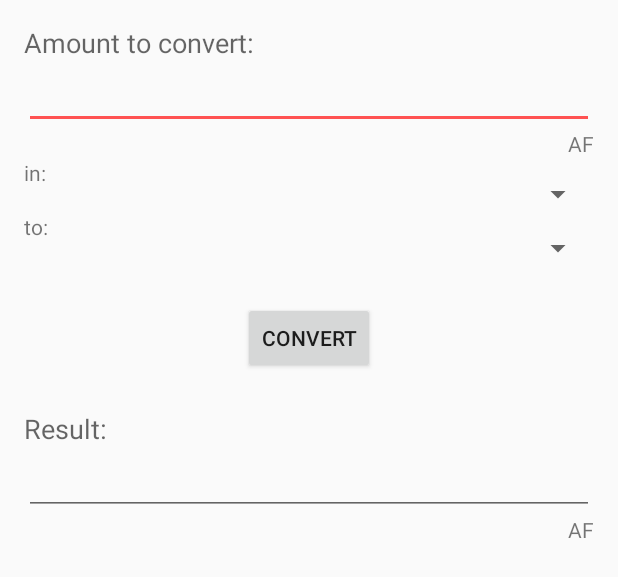
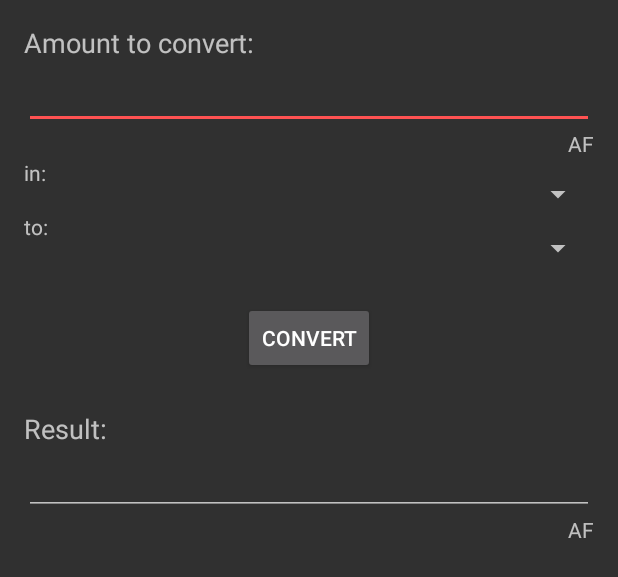
Before and after one commit to corenting/InflationCalculator, an Android app: the layout activity_converter.xml on its own in the app's theme, with its tools: preview values and no code run, on a phone screen of 412 x 824 dp. Shown: the top 577 px of the screen. Run offline under Robolectric (Android 15) with nearby library versions, the phone set to English and light mode, and no system bars.

Commit message:
Theme switch

```diff
--- a/app/src/main/AndroidManifest.xml
+++ b/app/src/main/AndroidManifest.xml
@@ -6,13 +6,12 @@
         android:allowBackup="true"
         android:icon="@drawable/ic_launcher"
         android:label="@string/appName"
-        android:theme="@style/AppTheme" >
+        android:theme="@style/AppThemeDark" >
         <activity
-            android:name=".Converter"
+            android:name=".ConverterActivity"
             android:label="@string/appName" >
             <intent-filter>
                 <action android:name="android.intent.action.MAIN" />
-
                 <category android:name="android.intent.category.LAUNCHER" />
             </intent-filter>
         </activity>
--- a/app/src/main/java/fr/corenting/convertisseureurofranc/Utils.java
+++ b/app/src/main/java/fr/corenting/convertisseureurofranc/Utils.java
@@ -18,7 +18,7 @@ public class Utils {
     static String getCurrencyFromYear(Context c, int year) {
         if (year >= 2002) return c.getString(R.string.euros);
         if (year >= 1960) return c.getString(R.string.francs);
-        return c.getString(R.string.old_francs);
+        return c.getString(R.string.oldFrancs);
     }
 
     static void hideSoftKeyboard(View v) {
--- a/app/src/main/res/layout/activity_converter.xml
+++ b/app/src/main/res/layout/activity_converter.xml
@@ -1,6 +1,4 @@
-<ScrollView
-    xmlns:android="http://schemas.android.com/apk/res/android"
-    xmlns:tools="http://schemas.android.com/tools"
+<ScrollView xmlns:android="http://schemas.android.com/apk/res/android"
     android:layout_width="wrap_content"
     android:layout_height="wrap_content"
     android:id="@+id/scrollView">
@@ -12,7 +10,6 @@
         android:paddingRight="@dimen/activity_horizontal_margin"
         android:paddingTop="@dimen/activity_vertical_margin"
         android:paddingBottom="@dimen/activity_vertical_margin">
-
 
         <TextView
             android:layout_width="wrap_content"
--- /dev/null
+++ b/app/src/main/res/values/colors.xml
@@ -0,0 +1,6 @@
+<?xml version="1.0" encoding="utf-8"?>
+<resources>
+    <item name="colorPrimary" type="color">#3f51b5</item>
+    <item name="colorPrimaryDark" type="color">#303f9f</item>
+    <item name="colorAccent" type="color">#FF5252</item>
+</resources>
--- a/app/src/main/res/values/strings.xml
+++ b/app/src/main/res/values/strings.xml
@@ -13,6 +13,8 @@
     <string name="keyboardHidingError">Error while hiding keyboard</string>
     <string name="euros">euros</string>
     <string name="francs">francs</string>
-    <string name="old_francs">anciens francs</string>
+    <string name="oldFrancs">anciens francs</string>
+    <string name="actionDarkTheme">Dark theme</string>
+    <string name="preferenceDarkThemeKey">darkTheme</string>
 
 </resources>
--- a/app/src/main/res/values/styles.xml
+++ b/app/src/main/res/values/styles.xml
@@ -1,8 +1,14 @@
 <resources>
 
     <style name="AppTheme" parent="Theme.AppCompat.Light.DarkActionBar">
-        <item name="colorPrimary">#3f51b5</item>
-        <item name="colorPrimaryDark">#303f9f</item>
-        <item name="colorAccent">#FF5252</item>
+        <item name="colorPrimary">@color/colorPrimary</item>
+        <item name="colorPrimaryDark">@color/colorPrimaryDark</item>
+        <item name="colorAccent">@color/colorAccent</item>
+    </style>
+
+    <style name="AppThemeDark" parent="Theme.AppCompat">
+        <item name="colorPrimary">@color/colorPrimary</item>
+        <item name="colorPrimaryDark">@color/colorPrimaryDark</item>
+        <item name="colorAccent">@color/colorAccent</item>
     </style>
 </resources>
```
Also changed, not shown: app/src/main/java/fr/corenting/convertisseureurofranc/Converter.java (deleted, +0 -44 lines), app/src/main/java/fr/corenting/convertisseureurofranc/ConverterActivity.java (added, +69 -0 lines), app/src/main/res/menu/converter.xml (+6 -2 lines), app/src/main/res/drawable-hdpi/ic_action_about.png (deleted), app/src/main/res/drawable-mdpi/ic_action_about.png (deleted), app/src/main/res/drawable-xhdpi/ic_action_about.png (deleted), app/src/main/res/drawable-xxhdpi/ic_action_about.png (deleted), 1 other file.
